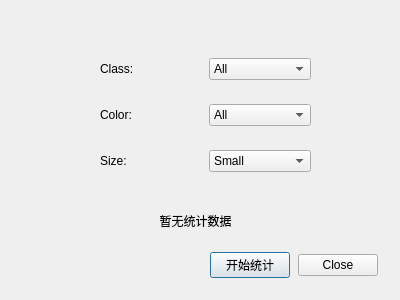
PraySky1337/ATLabelMaster, file labelmaster/src/ui/stas_dialog.ui: the form before one commit.
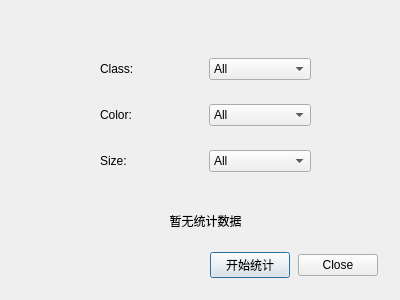
The form after the commit.

Patch:
```diff
--- a/labelmaster/src/ui/stas_dialog.ui
+++ b/labelmaster/src/ui/stas_dialog.ui
@@ -159,6 +159,11 @@
       </item>
       <item>
        <widget class="QComboBox" name="sizeCombo">
+        <item>
+         <property name="text">
+          <string>All</string>
+         </property>
+        </item>
         <item>
          <property name="text">
           <string>Small</string>
@@ -178,9 +183,9 @@
   <widget class="QLabel" name="dataLabel">
    <property name="geometry">
     <rect>
-     <x>130</x>
+     <x>100</x>
      <y>200</y>
-     <width>131</width>
+     <width>211</width>
      <height>41</height>
     </rect>
    </property>
```
Left out of the diff: 27 changed lines with no effect on the pictures.
